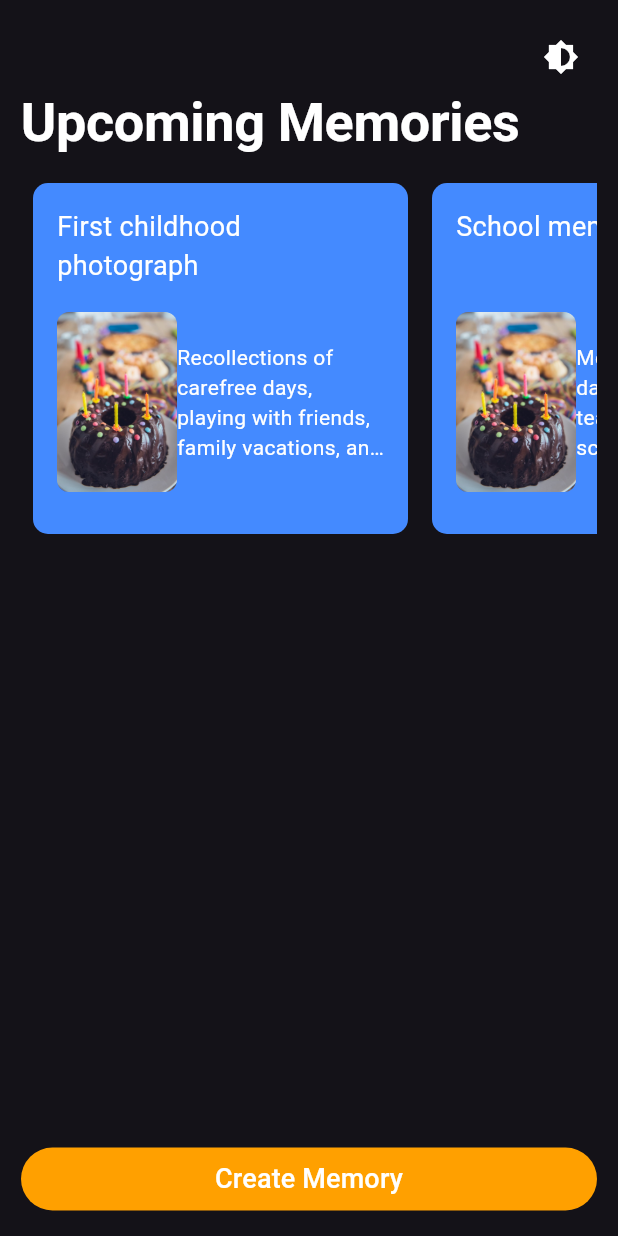
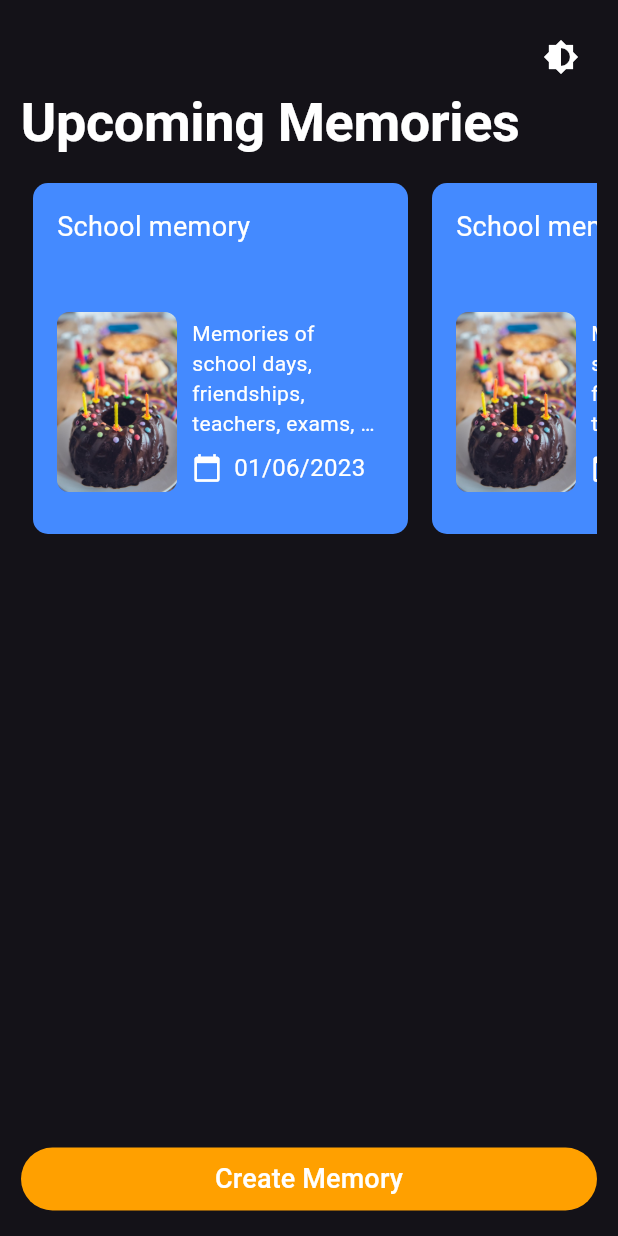
Before and after one commit to shrutikahilale/time_capsule_flutter_app, a Flutter app: the screen it shows after launch, on a phone screen of 412 x 824 dp. Run offline on Flutter 3.47's test engine with Material 3 defaults, Android fonts, the phone set to English and light mode, and no system bars; our stand-ins replace get, google_fonts, image_picker, loading_animation_widget, timelines.

Commit message:
implemented time lines and all time capsules screen

```diff
--- a/lib/controllers/user_controller.dart
+++ b/lib/controllers/user_controller.dart
@@ -15,21 +15,68 @@ class UserController extends GetxController {
   initializeUser() {
     timeCapsules = [
       TimeCapsule(
-          title: 'First childhood photograph',
+        title: 'School memory',
         description:
-              'Recollections of carefree days, playing with friends, family vacations, and special moments with siblings',
-          date: '24/12/2003',
+            'Memories of school days, friendships, teachers, exams, school events, and college experiences',
+        date: '01/06/2023',
         memoryState: 'upcoming',
-          reminderCriteria: 'Every year',
-          memories: <File>[File('assets/images/img.jpeg')]),
+        reminderCriteria: 'Every day',
+        memories: <File>[File('assets/images/img.jpeg')],
+      ),
       TimeCapsule(
         title: 'School memory',
         description:
             'Memories of school days, friendships, teachers, exams, school events, and college experiences',
-          date: '13/08/2015',
+        date: '01/06/2023',
+        memoryState: 'upcoming',
+        reminderCriteria: 'Every week',
+        memories: <File>[File('assets/images/img.jpeg')],
+      ),
+      TimeCapsule(
+        title: 'School memory',
+        description:
+            'Memories of school days, friendships, teachers, exams, school events, and college experiences',
+        date: '01/06/2023',
         memoryState: 'upcoming',
         reminderCriteria: 'Every month',
-          memories: <File>[File('assets/images/img.jpeg')]),
+        memories: <File>[File('assets/images/img.jpeg')],
+      ),
+      TimeCapsule(
+        title: 'School memory',
+        description:
+            'Memories of school days, friendships, teachers, exams, school events, and college experiences',
+        date: '01/06/2023',
+        memoryState: 'upcoming',
+        reminderCriteria: 'Every year',
+        memories: <File>[File('assets/images/img.jpeg')],
+      ),
+      TimeCapsule(
+        title: 'School memory',
+        description:
+            'Memories of school days, friendships, teachers, exams, school events, and college experiences',
+        date: '01/06/2023',
+        memoryState: 'upcoming',
+        reminderCriteria: 'Every year',
+        memories: <File>[File('assets/images/img.jpeg')],
+      ),
+      TimeCapsule(
+        title: 'School memory',
+        description:
+            'Memories of school days, friendships, teachers, exams, school events, and college experiences',
+        date: '01/06/2023',
+        memoryState: 'completed',
+        reminderCriteria: 'Every year',
+        memories: <File>[File('assets/images/img.jpeg')],
+      ),
+      TimeCapsule(
+        title: 'School memory',
+        description:
+            'Memories of school days, friendships, teachers, exams, school events, and college experiences',
+        date: '01/06/2023',
+        memoryState: 'ongoing',
+        reminderCriteria: 'Every year',
+        memories: <File>[File('assets/images/img.jpeg')],
+      ),
     ].obs;
   }
 
--- a/lib/screens/upcoming_time_capsules.dart
+++ b/lib/screens/upcoming_time_capsules.dart
@@ -1,10 +1,9 @@
 import 'package:flutter/material.dart';
 import 'package:get/get.dart';
 import 'package:time_capsule_app/controllers/user_controller.dart';
-import 'package:time_capsule_app/screens/view_time_capsule.dart';
 import 'package:time_capsule_app/utility/texts.dart';
-
-import '../modal/time_capsule_model.dart';
+import '../utility/time_capsule_card.dart';
+import 'view_all_time_capules.dart';
 
 class UpcomingTimeCapsules extends StatelessWidget {
   UpcomingTimeCapsules({super.key});
@@ -13,89 +12,73 @@ class UpcomingTimeCapsules extends StatelessWidget {
 
   @override
   Widget build(BuildContext context) {
-    return SizedBox(
+    return Wrap(
+      children: [
+        SizedBox(
           height: 250,
           child: Obx(
             () => userController.timeCapsules.isNotEmpty
                 ? ListView.builder(
                     scrollDirection: Axis.horizontal,
-                itemCount: userController.timeCapsules.length,
+                    itemCount: 4,
                     itemBuilder: (context, index) {
-                  return timeCapsuleContainer(
-                      context, userController.timeCapsules[index]);
+                      if (userController.timeCapsules.length > 3 &&
+                          index == 3) {
+                        return Padding(
+                          padding: const EdgeInsets.all(8.0),
+                          child: TextButton(
+                            onPressed: () {
+                              Get.to(() => const AllTimeCapsulesScreen());
                             },
-              )
-            : Center(
-                child: textwidget(
-                    context, 'Create your first memory by clicking below!!'),
+                            style: TextButton.styleFrom(
+                              padding: const EdgeInsets.all(0),
+                              backgroundColor: Colors.white10,
+                              shape: RoundedRectangleBorder(
+                                borderRadius: BorderRadius.circular(10.0),
                               ),
                             ),
-    );
-  }
-
-  Widget timeCapsuleContainer(BuildContext context, TimeCapsule timeCapsule) {
-    Color stateColor = timeCapsule.memoryState == 'upcoming'
-        ? Colors.blueAccent
-        : (timeCapsule.memoryState == 'completed'
-            ? Colors.greenAccent
-            : Colors.amber);
-
-    return GestureDetector(
-      onTap: () {
-        Get.to(() => DisplayTimeCapsule(timeCapsule: timeCapsule));
-      },
                             child: Container(
-        width: 250.0,
+                              height: double.infinity,
+                              padding: const EdgeInsets.all(12.0),
+                              child: Column(
+                                mainAxisAlignment: MainAxisAlignment.center,
+                                children: [
+                                  textwidget(context, 'View All'),
+                                  hbox(10.0),
+                                  Container(
                                     decoration: BoxDecoration(
-          color: stateColor,
-          borderRadius: BorderRadius.circular(10.0),
+                                      borderRadius: BorderRadius.circular(50.0),
+                                      color: Colors.white10,
                                     ),
-        padding: const EdgeInsets.all(16.0),
-        margin: const EdgeInsets.all(8.0),
-        child: Column(
-          crossAxisAlignment: CrossAxisAlignment.start,
-          children: [
-            SizedBox(
-              height: 60,
-              child: Text(
-                timeCapsule.title,
-                style: const TextStyle(fontSize: 18.0, color: Colors.white),
-                overflow: TextOverflow.ellipsis,
-                softWrap: true,
-                maxLines: 2,
-              ),
-            ),
-            hbox(10.0),
-            Row(
-              children: [
-                SizedBox(
-                  width: 80,
-                  child: ClipRRect(
-                    borderRadius: BorderRadius.circular(8.0),
-                    child: Image.asset(
-                      'assets/images/img.jpeg',
-                      fit: BoxFit.cover,
-                    ),
-                  ),
-                ),
-                hbox(16.0),
-                Expanded(
-                  child: Text(
-                    timeCapsule.description ?? "",
-                    style: const TextStyle(
-                      fontSize: 14.0,
-                      color: Colors.white,
-                    ),
-                    overflow: TextOverflow.ellipsis,
-                    softWrap: true,
-                    maxLines: 4,
+                                    child: Icon(
+                                      Icons.navigate_next_outlined,
+                                      color: Theme.of(context).iconTheme.color,
                                     ),
                                   ),
                                 ],
                               ),
-          ],
                             ),
                           ),
                         );
+                      } else {
+                        if (index < userController.timeCapsules.length) {
+                          return timeCapsuleCard(
+                            context,
+                            userController.timeCapsules[index],
+                          );
+                        } else {
+                          return hbox(0.0);
                         }
                       }
+                    },
+                  )
+                : Center(
+                    child: textwidget(context,
+                        'Create your first memory by clicking below!!'),
+                  ),
+          ),
+        ),
+      ],
+    );
+  }
+}
--- /dev/null
+++ b/lib/utility/time_capsule_card.dart
@@ -0,0 +1,85 @@
+import 'package:flutter/material.dart';
+import 'package:get/get.dart';
+import 'package:time_capsule_app/utility/colors.dart';
+import 'package:time_capsule_app/utility/texts.dart';
+import '../modal/time_capsule_model.dart';
+import '../screens/view_time_capsule.dart';
+
+Widget timeCapsuleCard(BuildContext context, TimeCapsule timeCapsule) {
+  Color stateColor = getStateColor(timeCapsule.memoryState);
+
+  return GestureDetector(
+    onTap: () {
+      Get.to(() => DisplayTimeCapsule(timeCapsule: timeCapsule));
+    },
+    child: Container(
+      width: 250.0,
+      decoration: BoxDecoration(
+        color: stateColor,
+        borderRadius: BorderRadius.circular(10.0),
+      ),
+      padding: const EdgeInsets.all(16.0),
+      margin: const EdgeInsets.all(8.0),
+      child: Column(
+        crossAxisAlignment: CrossAxisAlignment.start,
+        children: [
+          SizedBox(
+            height: 60,
+            child: Text(
+              timeCapsule.title,
+              style: const TextStyle(fontSize: 18.0, color: Colors.white),
+              overflow: TextOverflow.ellipsis,
+              softWrap: true,
+              maxLines: 2,
+            ),
+          ),
+          hbox(10.0),
+          Row(
+            children: [
+              SizedBox(
+                width: 80,
+                child: ClipRRect(
+                  borderRadius: BorderRadius.circular(8.0),
+                  child: Image.asset(
+                    'assets/images/img.jpeg',
+                    fit: BoxFit.cover,
+                  ),
+                ),
+              ),
+              wbox(10.0),
+              Expanded(
+                child: Column(
+                  crossAxisAlignment: CrossAxisAlignment.start,
+                  children: [
+                    Text(
+                      timeCapsule.description ?? "",
+                      style: const TextStyle(
+                        fontSize: 14.0,
+                        color: Colors.white,
+                      ),
+                      overflow: TextOverflow.ellipsis,
+                      softWrap: true,
+                      maxLines: 4,
+                    ),
+                    hbox(8.0),
+                    Row(
+                      children: [
+                        Icon(
+                          Icons.calendar_today,
+                          size: 20,
+                          color: Theme.of(context).iconTheme.color,
+                        ),
+                        wbox(8.0),
+                        textwidget(context, timeCapsule.date),
+                      ],
+                    )
+                  ],
+                ),
+              ),
+            ],
+          ),
+        ],
+      ),
+    ),
+  );
+}
--- a/pubspec.yaml
+++ b/pubspec.yaml
@@ -16,6 +16,7 @@ dependencies:
   loading_animation_widget: ^1.2.1
   google_fonts: ^6.2.1
   provider: ^6.1.2
+  timelines: ^0.1.0
 
 dev_dependencies:
   flutter_test:
```
Also changed, not shown: lib/screens/view_all_time_capules.dart (added, +91 -0 lines), lib/utility/colors.dart (added, +14 -0 lines), lib/utility/time_capsule_tile.dart (added, +38 -0 lines), pubspec.lock. Lines whose indentation alone changed are shown as unchanged.
